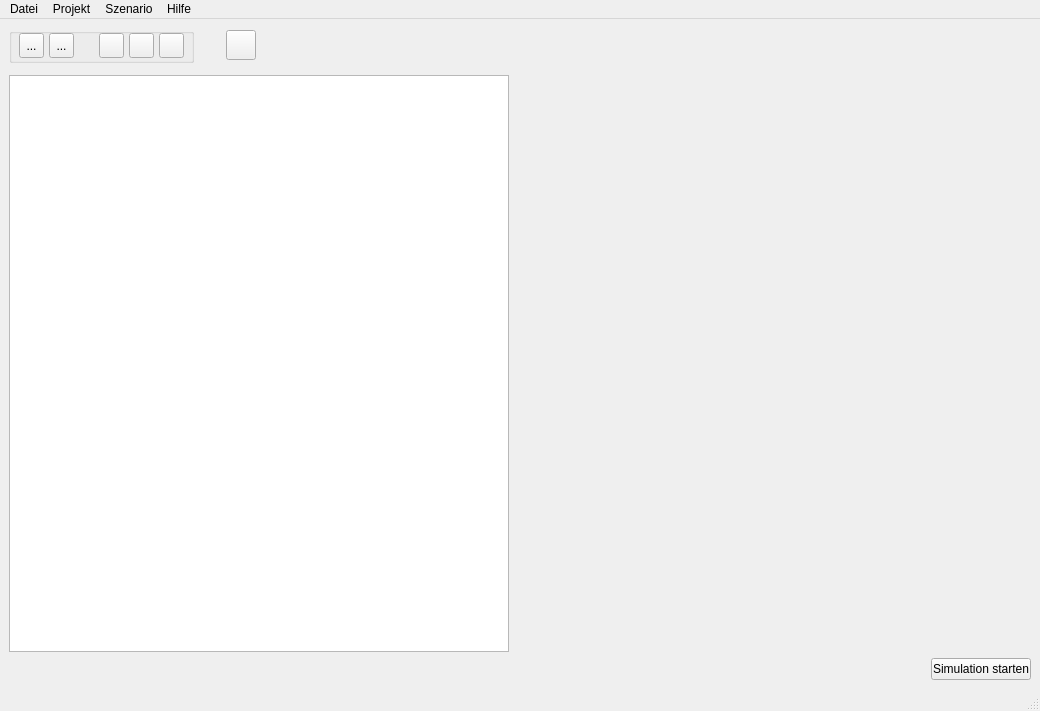
The window that src/gui_vm/view/qt_designed/main_window.ui (ChrFr/gui_vm) describes before a commit, drawn with Qt 5.
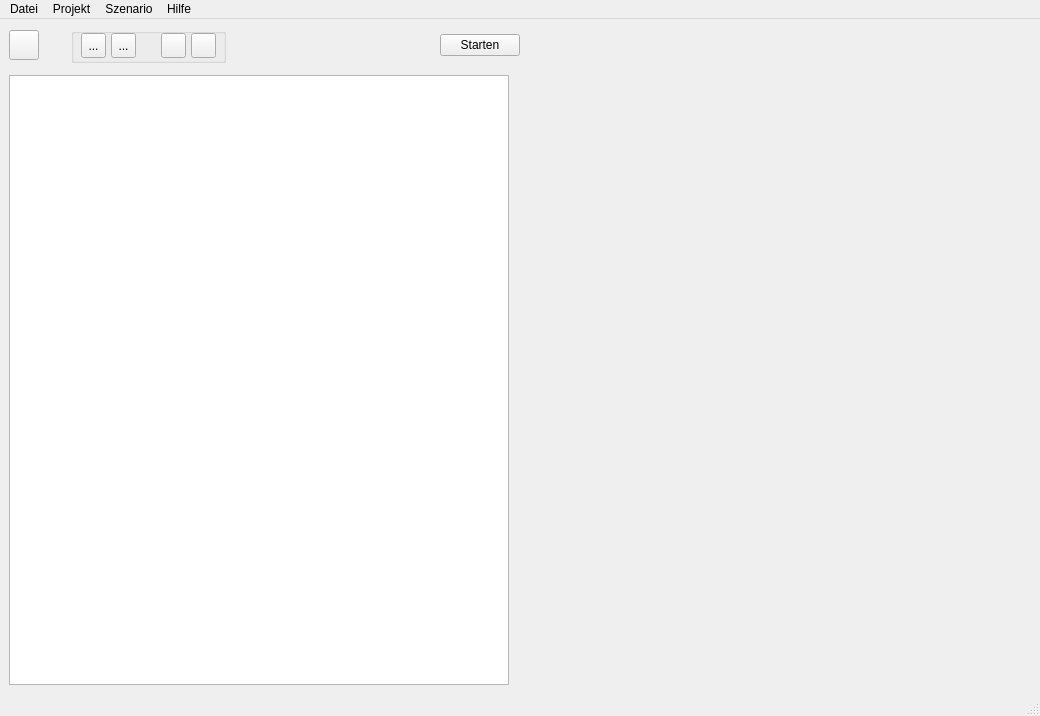
The same window after the commit. Icons and pictures are not drawn.

```diff
--- a/src/gui_vm/view/qt_designed/main_window.ui
+++ b/src/gui_vm/view/qt_designed/main_window.ui
@@ -7,7 +7,7 @@
     <x>0</x>
     <y>0</y>
     <width>1040</width>
-    <height>711</height>
+    <height>716</height>
    </rect>
   </property>
   <property name="windowTitle">
@@ -49,57 +49,11 @@
       </item>
       <item row="3" column="0">
        <layout class="QGridLayout" name="gridLayout_4">
-        <item row="0" column="9">
-         <spacer name="horizontalSpacer_3">
-          <property name="orientation">
-           <enum>Qt::Horizontal</enum>
-          </property>
-          <property name="sizeHint" stdset="0">
-           <size>
-            <width>40</width>
-            <height>20</height>
-           </size>
-          </property>
-         </spacer>
-        </item>
         <item row="0" column="5">
-         <layout class="QHBoxLayout" name="horizontalLayout_3">
-          <item>
-           <widget class="QPushButton" name="open_button">
-            <property name="minimumSize">
-             <size>
-              <width>0</width>
-              <height>0</height>
-             </size>
-            </property>
-            <property name="maximumSize">
-             <size>
-              <width>30</width>
-              <height>30</height>
-             </size>
-            </property>
-            <property name="text">
-             <string/>
-            </property>
-            <property name="icon">
-             <iconset resource="gui.qrc">
-              <normaloff>:/buttons/icons/open.png</normaloff>:/buttons/icons/open.png</iconset>
-            </property>
-            <property name="iconSize">
-             <size>
-              <width>24</width>
-              <height>28</height>
-             </size>
-            </property>
-           </widget>
-          </item>
-         </layout>
-        </item>
-        <item row="0" column="2">
          <widget class="QGroupBox" name="context_button_group">
           <property name="minimumSize">
            <size>
-            <width>185</width>
+            <width>155</width>
             <height>35</height>
            </size>
           </property>
@@ -219,34 +173,26 @@
             </size>
            </property>
           </widget>
-          <widget class="QPushButton" name="reload_button">
-           <property name="geometry">
-            <rect>
-             <x>150</x>
-             <y>5</y>
-             <width>25</width>
-             <height>25</height>
-            </rect>
-           </property>
-           <property name="toolTip">
-            <string>Quellen überprüfen</string>
-           </property>
-           <property name="text">
-            <string/>
-           </property>
-           <property name="icon">
-            <iconset resource="gui.qrc">
-             <normaloff>:/buttons/icons/reload.png</normaloff>:/buttons/icons/reload.png</iconset>
-           </property>
-           <property name="iconSize">
-            <size>
-             <width>21</width>
-             <height>21</height>
-            </size>
-           </property>
-          </widget>
+          <zorder>plus_button</zorder>
+          <zorder>minus_button</zorder>
+          <zorder>edit_button</zorder>
+          <zorder>reset_button</zorder>
+          <zorder>horizontalSpacer_4</zorder>
          </widget>
         </item>
+        <item row="0" column="8">
+         <spacer name="horizontalSpacer_3">
+          <property name="orientation">
+           <enum>Qt::Horizontal</enum>
+          </property>
+          <property name="sizeHint" stdset="0">
+           <size>
+            <width>40</width>
+            <height>20</height>
+           </size>
+          </property>
+         </spacer>
+        </item>
         <item row="0" column="3" colspan="2">
          <spacer name="horizontalSpacer_4">
           <property name="orientation">
@@ -263,24 +209,36 @@
           </property>
          </spacer>
         </item>
-       </layout>
-      </item>
-      <item row="6" column="2">
-       <layout class="QHBoxLayout" name="horizontalLayout_2">
-        <item>
-         <spacer name="horizontalSpacer">
-          <property name="orientation">
-           <enum>Qt::Horizontal</enum>
+        <item row="0" column="0">
+         <widget class="QPushButton" name="open_button">
+          <property name="minimumSize">
+           <size>
+            <width>0</width>
+            <height>0</height>
+           </size>
           </property>
-          <property name="sizeHint" stdset="0">
+          <property name="maximumSize">
            <size>
-            <width>40</width>
-            <height>20</height>
+            <width>30</width>
+            <height>30</height>
            </size>
           </property>
-         </spacer>
+          <property name="text">
+           <string/>
+          </property>
+          <property name="icon">
+           <iconset resource="gui.qrc">
+            <normaloff>:/buttons/icons/open.png</normaloff>:/buttons/icons/open.png</iconset>
+          </property>
+          <property name="iconSize">
+           <size>
+            <width>28</width>
+            <height>28</height>
+           </size>
+          </property>
+         </widget>
         </item>
-        <item>
+        <item row="0" column="9">
          <widget class="QPushButton" name="start_button">
           <property name="maximumSize">
            <size>
@@ -289,7 +247,7 @@
            </size>
           </property>
           <property name="text">
-           <string>Simulation starten</string>
+           <string>Starten</string>
           </property>
          </widget>
         </item>
```
Left out of the diff: 29 changed lines with no effect on the pictures.
